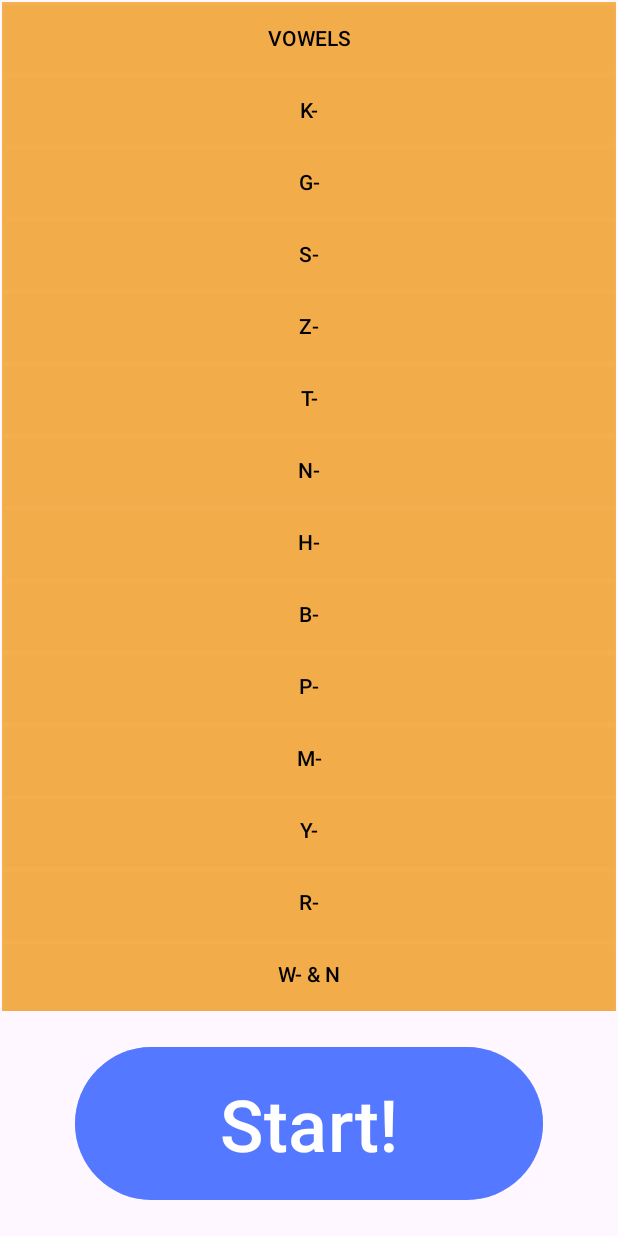
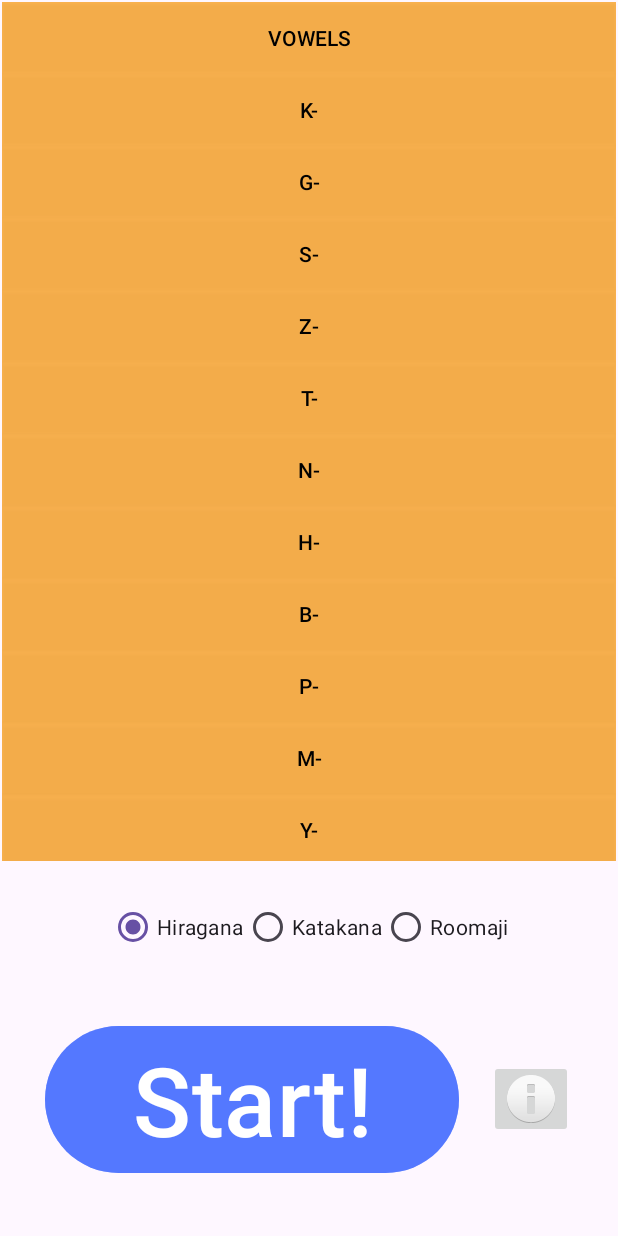
Before and after one commit to Insane96/KataHiraFlashCards, an Android app: the screen it shows after launch (MainActivity), on a phone screen of 412 x 824 dp. Run offline under Robolectric (Android 15) with nearby library versions, the phone set to English and light mode, and no system bars.

```diff
--- a/app/src/main/res/layout/activity_main.xml
+++ b/app/src/main/res/layout/activity_main.xml
@@ -14,7 +14,7 @@
         android:layout_marginStart="1dp"
         android:layout_marginTop="1dp"
         android:layout_marginEnd="1dp"
-        android:layout_marginBottom="150dp"
+        android:layout_marginBottom="250dp"
         app:layout_constraintBottom_toBottomOf="parent"
         app:layout_constraintEnd_toEndOf="parent"
         app:layout_constraintStart_toStartOf="parent"
@@ -27,21 +27,88 @@
             android:orientation="vertical" />
     </ScrollView>
 
-    <Button
-        android:id="@+id/btnStart"
+    <LinearLayout
+        android:id="@+id/llBottom"
         android:layout_width="0dp"
         android:layout_height="0dp"
-        android:layout_marginStart="50dp"
-        android:layout_marginTop="20dp"
-        android:layout_marginEnd="50dp"
-        android:layout_marginBottom="20dp"
-        android:backgroundTint="#A23B65FF"
-        android:onClick="onStartClick"
-        android:text="@string/btnStart"
-        android:textSize="48sp"
+        android:layout_marginStart="10dp"
+        android:layout_marginTop="10dp"
+        android:layout_marginEnd="10dp"
+        android:layout_marginBottom="10dp"
+        android:orientation="horizontal"
         app:layout_constraintBottom_toBottomOf="parent"
         app:layout_constraintEnd_toEndOf="parent"
         app:layout_constraintStart_toStartOf="parent"
-        app:layout_constraintTop_toBottomOf="@+id/scrGroupList" />
+        app:layout_constraintTop_toBottomOf="@+id/rbgType">
+
+        <Button
+            android:id="@+id/btnStart"
+            android:layout_width="0dp"
+            android:layout_height="wrap_content"
+            android:layout_gravity="center"
+            android:layout_marginStart="20dp"
+            android:layout_marginTop="20dp"
+            android:layout_marginEnd="20dp"
+            android:layout_marginBottom="20dp"
+            android:layout_weight="1"
+            android:backgroundTint="#A23B65FF"
+            android:onClick="onStartClick"
+            android:text="@string/btnStart"
+            android:textSize="64sp" />
+
+        <ImageButton
+            android:id="@+id/imageButton"
+            android:layout_width="wrap_content"
+            android:layout_height="wrap_content"
+            android:layout_gravity="center"
+            android:layout_marginEnd="20dp"
+            android:onClick="onInfoClick"
+            app:srcCompat="@android:drawable/ic_dialog_info" />
+
+    </LinearLayout>
+
+    <RadioGroup
+        android:id="@+id/rbgType"
+        android:layout_width="wrap_content"
+        android:layout_height="wrap_content"
+        android:layout_marginTop="20dp"
+        android:checkedButton="@id/rbHiragana"
+        android:orientation="horizontal"
+        app:layout_constraintEnd_toEndOf="parent"
+        app:layout_constraintStart_toStartOf="parent"
+        app:layout_constraintTop_toBottomOf="@+id/scrGroupList">
+
+        <RadioButton
+            android:id="@+id/rbHiragana"
+            android:layout_width="match_parent"
+            android:layout_height="wrap_content"
+            android:text="@string/hiragana" />
+
+        <RadioButton
+            android:id="@+id/rbKatakana"
+            android:layout_width="match_parent"
+            android:layout_height="wrap_content"
+            android:text="@string/katakana" />
+
+        <RadioButton
+            android:id="@+id/rbRoomaji"
+            android:layout_width="match_parent"
+            android:layout_height="wrap_content"
+            android:text="@string/roomaji" />
+    </RadioGroup>
+
+    <androidx.constraintlayout.widget.Guideline
+        android:id="@+id/guideline"
+        android:layout_width="wrap_content"
+        android:layout_height="wrap_content"
+        android:orientation="vertical"
+        app:layout_constraintGuide_begin="20dp" />
+
+    <androidx.constraintlayout.widget.Guideline
+        android:id="@+id/guideline2"
+        android:layout_width="wrap_content"
+        android:layout_height="wrap_content"
+        android:orientation="vertical"
+        app:layout_constraintGuide_begin="20dp" />
 
 </androidx.constraintlayout.widget.ConstraintLayout>
--- a/app/src/main/res/values/strings.xml
+++ b/app/src/main/res/values/strings.xml
@@ -138,4 +138,10 @@
     <string name="jchar_pya">pya</string>
     <string name="jchar_pyu">pyu</string>
     <string name="jchar_pyo">pyo</string>
+    <string name="info_title">How to use</string>
+    <string name="info_message">Select one or more groups and press Start to … start.\nPress and hold Start to invert the current selection</string>
+    <string name="hira_kata">%s %s</string>
+    <string name="hiragana">Hiragana</string>
+    <string name="katakana">Katakana</string>
+    <string name="roomaji">Roomaji</string>
 </resources>
```
Also changed, not shown: app/src/main/java/com/github/insane96/katahiraflashcards/CardButton.java (+15 -11 lines), app/src/main/java/com/github/insane96/katahiraflashcards/MainActivity.java (+33 -4 lines), 1 other file.
